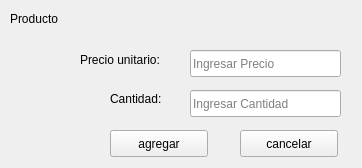
Before: the Qt Designer form ui_formulario_compra.ui in yonathanalexis/tarea3_compras, drawn with Qt 5.
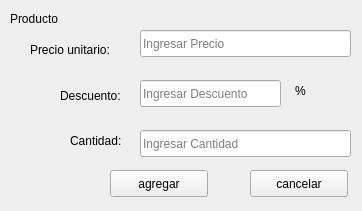
After: the same form once the commit is applied.

Commit message: solucionado el tema de crear nueva compra

What changed in the file:
```diff
--- a/ui_formulario_compra.ui
+++ b/ui_formulario_compra.ui
@@ -7,7 +7,7 @@
     <x>0</x>
     <y>0</y>
     <width>362</width>
-    <height>168</height>
+    <height>211</height>
    </rect>
   </property>
   <property name="windowTitle">
@@ -17,7 +17,7 @@
    <property name="geometry">
     <rect>
      <x>110</x>
-     <y>130</y>
+     <y>170</y>
      <width>98</width>
      <height>27</height>
     </rect>
@@ -29,8 +29,8 @@
   <widget class="QPushButton" name="cancelar">
    <property name="geometry">
     <rect>
-     <x>240</x>
-     <y>130</y>
+     <x>250</x>
+     <y>170</y>
      <width>98</width>
      <height>27</height>
     </rect>
@@ -42,9 +42,9 @@
   <widget class="QLineEdit" name="precio">
    <property name="geometry">
     <rect>
-     <x>190</x>
-     <y>50</y>
-     <width>151</width>
+     <x>140</x>
+     <y>30</y>
+     <width>211</width>
      <height>27</height>
     </rect>
    </property>
@@ -55,9 +55,9 @@
   <widget class="QLineEdit" name="cantidad">
    <property name="geometry">
     <rect>
-     <x>190</x>
-     <y>90</y>
-     <width>151</width>
+     <x>140</x>
+     <y>130</y>
+     <width>211</width>
      <height>27</height>
     </rect>
    </property>
@@ -81,8 +81,8 @@
   <widget class="QLabel" name="label_2">
    <property name="geometry">
     <rect>
-     <x>80</x>
-     <y>50</y>
+     <x>30</x>
+     <y>40</y>
      <width>111</width>
      <height>20</height>
     </rect>
@@ -94,16 +94,55 @@
   <widget class="QLabel" name="label_3">
    <property name="geometry">
     <rect>
-     <x>110</x>
-     <y>90</y>
-     <width>66</width>
-     <height>17</height>
+     <x>70</x>
+     <y>130</y>
+     <width>71</width>
+     <height>21</height>
     </rect>
    </property>
    <property name="text">
     <string>Cantidad:</string>
    </property>
   </widget>
+  <widget class="QLabel" name="label_4">
+   <property name="geometry">
+    <rect>
+     <x>60</x>
+     <y>80</y>
+     <width>91</width>
+     <height>31</height>
+    </rect>
+   </property>
+   <property name="text">
+    <string>Descuento:</string>
+   </property>
+  </widget>
+  <widget class="QLabel" name="label_5">
+   <property name="geometry">
+    <rect>
+     <x>295</x>
+     <y>70</y>
+     <width>71</width>
+     <height>41</height>
+    </rect>
+   </property>
+   <property name="text">
+    <string>%</string>
+   </property>
+  </widget>
+  <widget class="QLineEdit" name="descuento">
+   <property name="geometry">
+    <rect>
+     <x>140</x>
+     <y>80</y>
+     <width>141</width>
+     <height>27</height>
+    </rect>
+   </property>
+   <property name="placeholderText">
+    <string>Ingresar Descuento</string>
+   </property>
+  </widget>
  </widget>
  <resources/>
  <connections/>
```
The commit also changes 32 other files.
